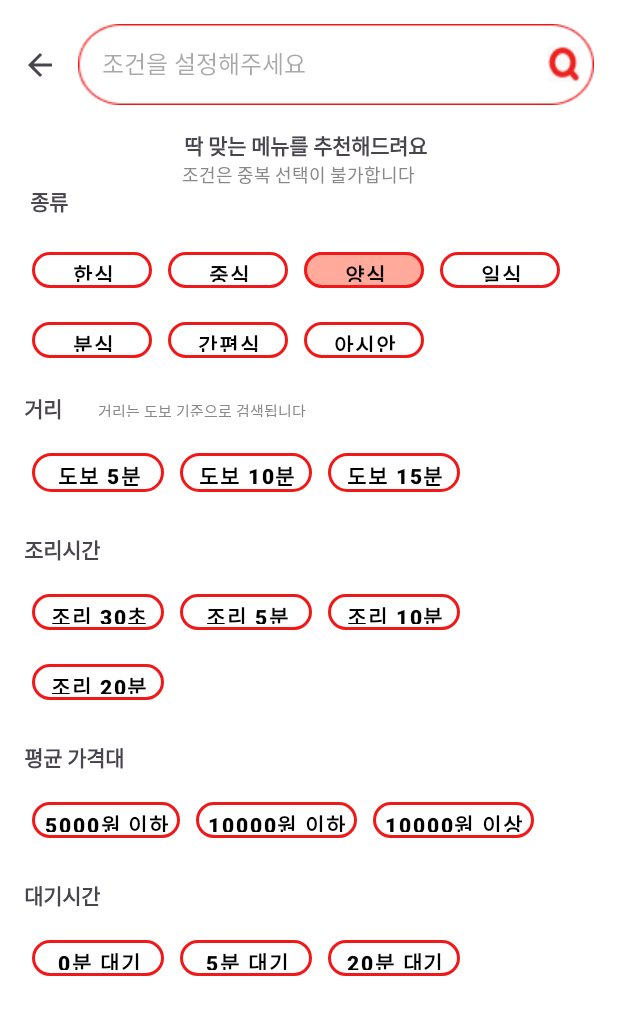
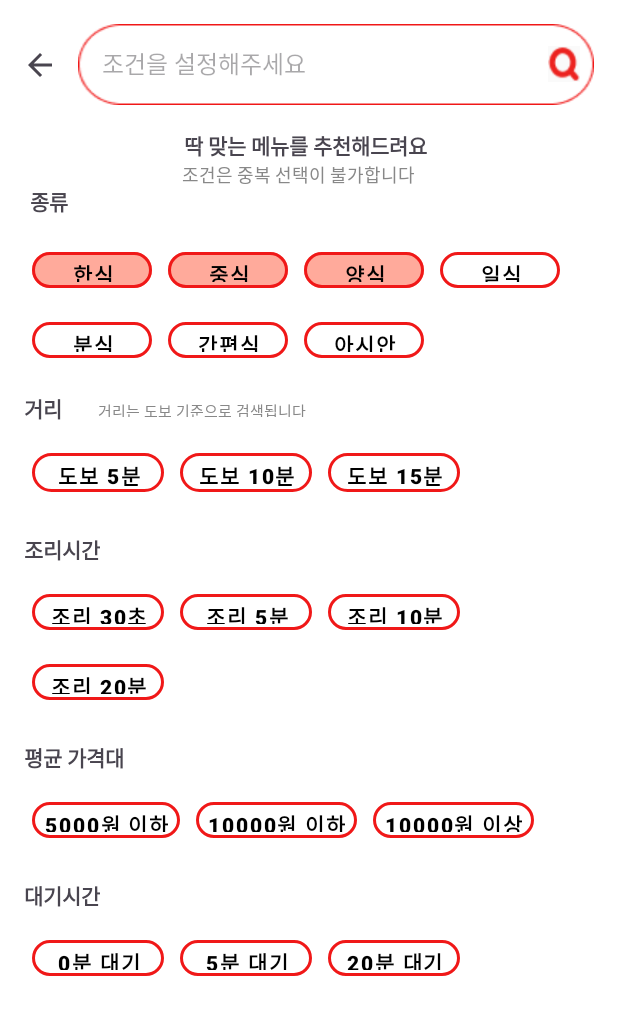
Before and after one commit to Today-s-Lunch/todayLunch, an Android app: the SearchActivity screen opened directly, with no data from a screen before it, after a tap on "양식", on a phone screen of 412 x 824 dp. Shown: the top 1015 px of the screen. Run offline under Robolectric (Android 15) with nearby library versions, the phone set to English and light mode, and no system bars; our stand-ins replace FlexboxLayout; 3 other taps on this screen came first.

Commit message:
조건다중선택

```diff
--- a/app/src/main/java/com/example/todaylunch/SearchActivity.kt
+++ b/app/src/main/java/com/example/todaylunch/SearchActivity.kt
@@ -20,97 +20,61 @@ class SearchActivity : AppCompatActivity() {
         binding = ActivitySearchBinding.inflate(layoutInflater)
         setContentView(binding.root)
 
-        // 이전에 선택된 필터들을 먼저 가져와서 selectedCriteria 초기화
-        selectedCriteria = mutableMapOf(
-            "type" to (intent.getStringExtra("type") ?: ""),
-            "distance" to (intent.getStringExtra("distance") ?: ""),
-            "cookingTime" to (intent.getStringExtra("cookingTime") ?: ""),
-            "avgPrice" to (intent.getStringExtra("avgPrice") ?: ""),
-            "waitTime" to (intent.getStringExtra("waitTime") ?: "")
-        ).filterValues { it.isNotEmpty() }.toMutableMap()
+        // 기존 인텐트 데이터 초기화
+        clearIntentData()
 
+        // 버튼 리스너 및 검색 설정
         setupButtonListeners()
         setupSearchButtonListener()
-        restorePreviousSelections()
+        resetAllSelections()
 
+        // 닫기 버튼
         binding.closebutton.setOnClickListener {
             finish()
         }
 
-        // 이전 검색어 가져오기
+        // 이전 검색어 초기화
         val currentSearchText = intent.getStringExtra("currentSearchText") ?: ""
-        binding.searchEditText.setText(currentSearchText) // 검색 EditText에 이전 검색어 설정
-
+        binding.searchEditText.setText(currentSearchText)
         if (currentSearchText.isNotEmpty()) {
             binding.searchEditText.setSelection(currentSearchText.length)
         }
     }
 
-    private fun setupButtonListeners() {
-        // 각 버튼 그룹과 필터 키 연결
+    private fun clearIntentData() {
+        // 이전 Intent Extras를 초기화
+        intent.removeExtra("type")
+        intent.removeExtra("distance")
+        intent.removeExtra("cookingTime")
+        intent.removeExtra("avgPrice")
+        intent.removeExtra("waitTime")
+        intent.removeExtra("currentSearchText")
+
+        selectedCriteria.clear() // 선택된 조건 초기화
+    }
+
+    private fun resetAllSelections() {
+        // 모든 버튼 초기화
         val buttonGroups = listOf(
-            binding.typeOptions to "type",
-            binding.distanceOptions to "distance",
-            binding.cookingTimeOptions to "cookingTime",
-            binding.priceOptions to "avgPrice",
-            binding.waitTimeOptions to "waitTime" // 대기시간 추가
+            binding.typeOptions,
+            binding.distanceOptions,
+            binding.cookingTimeOptions,
+            binding.priceOptions,
+            binding.waitTimeOptions
         )
 
-        // 각 그룹의 버튼 클릭 리스너 설정
-        for ((group, key) in buttonGroups) {
+        for (group in buttonGroups) {
             for (i in 0 until group.childCount) {
                 val button = group.getChildAt(i) as MaterialButton
-                button.setOnClickListener {
-                    handleButtonSelection(group, button, key)
-                }
+                button.tag = false // 선택 상태 초기화
+                button.backgroundTintList = resources.getColorStateList(android.R.color.white, null)
+                button.setTextColor(resources.getColor(android.R.color.black, null))
             }
         }
     }
 
-    private fun handleButtonSelection(group: ViewGroup, selectedButton: MaterialButton, key: String) {
-        // 현재 선택된 버튼이 이미 활성화 상태인지 확인
-        if (selectedButton.tag == true) {
-            // 선택 취소: 상태를 초기화
-            selectedButton.tag = false
-            selectedButton.backgroundTintList = resources.getColorStateList(android.R.color.white, null) // 기본 배경색
-            selectedButton.setTextColor(resources.getColor(android.R.color.black, null)) // 기본 텍스트 색상
-            selectedCriteria.remove(key) // 선택 기준에서 제거
-        } else {
-            // 기존 선택 상태 초기화 (같은 그룹 내)
-            for (i in 0 until group.childCount) {
-                val button = group.getChildAt(i) as MaterialButton
-                button.tag = false
-                button.backgroundTintList = resources.getColorStateList(android.R.color.white, null) // 기본 배경색
-                button.setTextColor(resources.getColor(android.R.color.black, null)) // 기본 텍스트 색상
-            }
-
-            // 현재 버튼 선택 활성화
-            selectedButton.tag = true
-            selectedButton.backgroundTintList = resources.getColorStateList(R.color.selectedButtonTint, null) // 선택된 배경색
-            selectedButton.setTextColor(resources.getColor(android.R.color.black, null)) // 선택된 텍스트 색상
-            selectedCriteria[key] = selectedButton.text.toString() // 선택 기준 저장
-        }
-    }
-
-    private fun setupSearchButtonListener() {
-        binding.searchIcon.setOnClickListener {
-            // `Restaurant_List`로 선택된 기준 전달
-            val intent = Intent(this, Restaurant_List::class.java)
-            for ((key, value) in selectedCriteria) {
-                intent.putExtra(key, value)
-            }
-
-            // 검색어 전달
-            val searchText = binding.searchEditText.text.toString()
-            intent.putExtra("searchText", searchText)
-
-            startActivity(intent)
-        }
-    }
-
-    // 이전 선택 상태를 복원하는 함수 추가
-    private fun restorePreviousSelections() {
-        val buttonGroups = mapOf(
+    private fun setupButtonListeners() {
+        val buttonGroups = listOf(
             binding.typeOptions to "type",
             binding.distanceOptions to "distance",
             binding.cookingTimeOptions to "cookingTime",
@@ -118,24 +82,84 @@ class SearchActivity : AppCompatActivity() {
             binding.waitTimeOptions to "waitTime"
         )
 
-        // 각 그룹에 대해
         for ((group, key) in buttonGroups) {
-            // 해당 키에 대한 선택된 값이 있다면
-            val selectedValue = selectedCriteria[key]
-            if (selectedValue != null) {
-                // 그룹 내의 모든 버튼을 확인
-                for (i in 0 until group.childCount) {
-                    val button = group.getChildAt(i) as MaterialButton
-                    if (button.text.toString() == selectedValue) {
-                        // 일치하는 버튼을 찾으면 선택 상태로 설정
-                        button.tag = true
-                        button.backgroundTintList =
-                            resources.getColorStateList(R.color.selectedButtonTint, null)
-                        button.setTextColor(resources.getColor(android.R.color.black, null))
-                        break
+            for (i in 0 until group.childCount) {
+                val button = group.getChildAt(i) as MaterialButton
+
+                if (key == "type") {
+                    button.setOnClickListener {
+                        handleMultiSelection(group, button, key)
+                    }
+                } else {
+                    button.setOnClickListener {
+                        handleSingleSelection(group, button, key)
                     }
                 }
             }
         }
     }
+
+    private fun handleMultiSelection(group: ViewGroup, selectedButton: MaterialButton, key: String) {
+        val currentSelection = selectedCriteria[key]?.split(",")?.toMutableList() ?: mutableListOf()
+
+        if (selectedButton.tag == true) {
+            selectedButton.tag = false
+            selectedButton.backgroundTintList = resources.getColorStateList(android.R.color.white, null)
+            selectedButton.setTextColor(resources.getColor(android.R.color.black, null))
+            currentSelection.remove(selectedButton.text.toString())
+        } else {
+            selectedButton.tag = true
+            selectedButton.backgroundTintList = resources.getColorStateList(R.color.selectedButtonTint, null)
+            selectedButton.setTextColor(resources.getColor(android.R.color.black, null))
+            currentSelection.add(selectedButton.text.toString())
+        }
+
+        if (currentSelection.isEmpty()) {
+            selectedCriteria.remove(key)
+        } else {
+            selectedCriteria[key] = currentSelection.joinToString(",")
+        }
+    }
+
+    private fun handleSingleSelection(group: ViewGroup, selectedButton: MaterialButton, key: String) {
+        if (selectedButton.tag == true) {
+            selectedButton.tag = false
+            selectedButton.backgroundTintList = resources.getColorStateList(android.R.color.white, null)
+            selectedButton.setTextColor(resources.getColor(android.R.color.black, null))
+            selectedCriteria.remove(key)
+        } else {
+            for (i in 0 until group.childCount) {
+                val button = group.getChildAt(i) as MaterialButton
+                button.tag = false
+                button.backgroundTintList = resources.getColorStateList(android.R.color.white, null)
+                button.setTextColor(resources.getColor(android.R.color.black, null))
+            }
+
+            selectedButton.tag = true
+            selectedButton.backgroundTintList = resources.getColorStateList(R.color.selectedButtonTint, null)
+            selectedButton.setTextColor(resources.getColor(android.R.color.black, null))
+            selectedCriteria[key] = selectedButton.text.toString()
+        }
+    }
+
+    private fun setupSearchButtonListener() {
+        binding.searchIcon.setOnClickListener {
+            val intent = Intent(this, Restaurant_List::class.java).apply {
+                flags = Intent.FLAG_ACTIVITY_CLEAR_TOP or Intent.FLAG_ACTIVITY_NEW_TASK
+                for ((key, value) in selectedCriteria) {
+                    putExtra(key, value)
+                }
+                putExtra("searchText", binding.searchEditText.text.toString())
+            }
+            startActivity(intent)
+        }
+    }
+    override fun onResume() {
+        super.onResume()
+
+        // 액티비티가 다시 활성화될 때 초기화
+        clearIntentData() // Intent 초기화
+        resetAllSelections() // 조건 초기화
+        binding.searchEditText.setText("") // 검색어 초기화
+    }
 }
--- a/app/src/main/res/layout/activity_restaurant_list.xml
+++ b/app/src/main/res/layout/activity_restaurant_list.xml
@@ -77,14 +77,15 @@
 
     <androidx.recyclerview.widget.RecyclerView
         android:id="@+id/restaurant_list"
-        android:layout_width="409dp"
-        android:layout_height="497dp"
+        android:layout_width="0dp"
+        android:layout_height="0dp"
         android:layout_marginTop="16dp"
         android:padding="16dp"
         app:layout_constraintBottom_toTopOf="@+id/underbar"
         app:layout_constraintEnd_toEndOf="parent"
         app:layout_constraintHorizontal_bias="0.0"
         app:layout_constraintStart_toStartOf="parent"
+
         app:layout_constraintTop_toBottomOf="@+id/filterConditions"
         app:layout_constraintVertical_bias="0.0" />
     <LinearLayout
```
Also changed, not shown: app/src/main/java/com/example/todaylunch/Restaurant_List.kt (+31 -30 lines).
